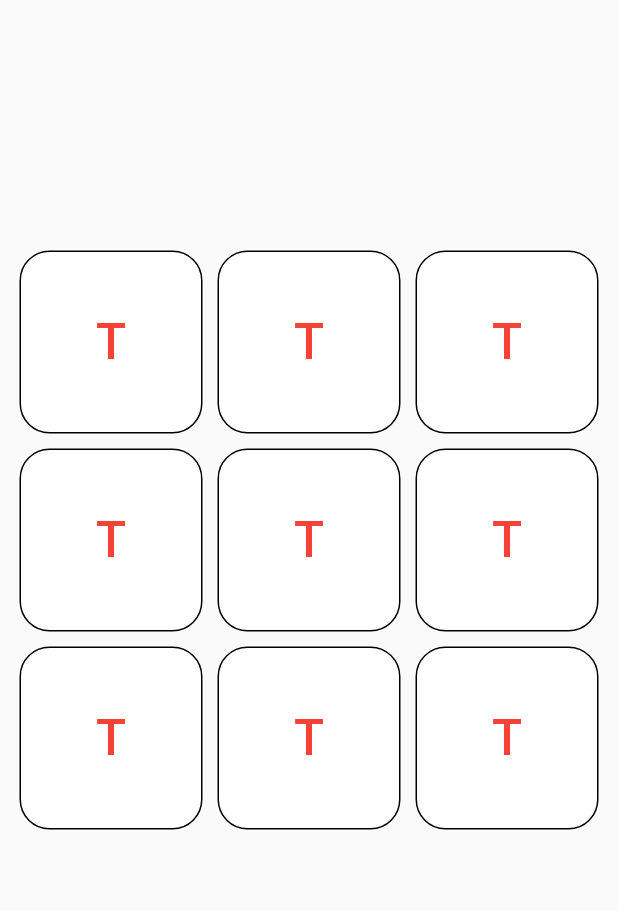
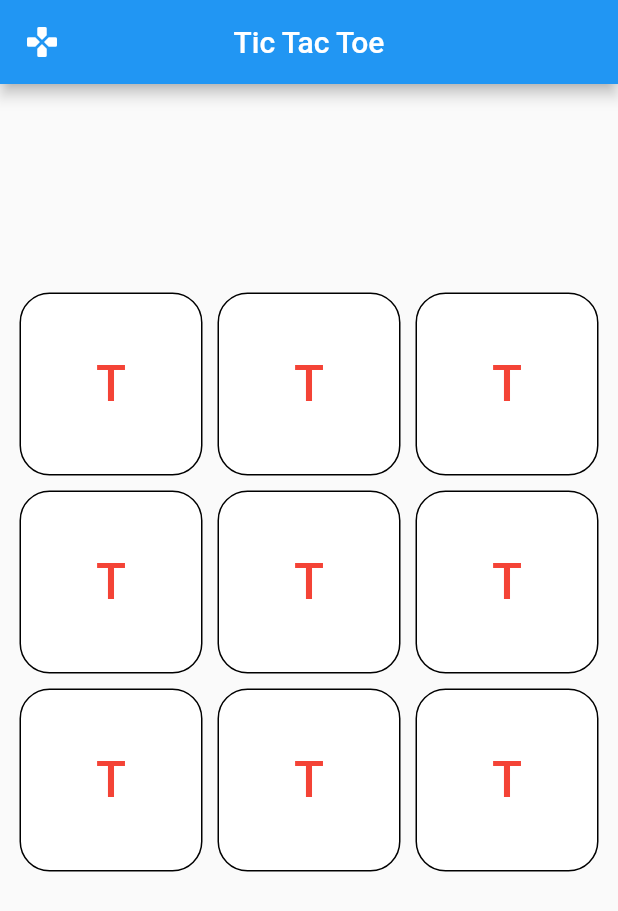
Before and after one commit to blackout358/TicTacToe, a Flutter app: the screen it shows after launch, on a phone screen of 412 x 824 dp. Shown: the top 911 px of the screen. Run offline on Flutter 3.47's test engine with Material 2 defaults, Android fonts, the phone set to English and light mode, and no system bars.

Commit message:
add custom appbar widget

```diff
--- a/lib/main.dart
+++ b/lib/main.dart
@@ -1,5 +1,6 @@
 import 'package:flutter/material.dart';
 import 'package:tictactoe/screens/main_screen.dart';
+import 'package:tictactoe/widgets/appbar.dart';
 
 void main() {
   runApp(const MainApp());
@@ -10,9 +11,10 @@ class MainApp extends StatelessWidget {
 
   @override
   Widget build(BuildContext context) {
-    return const MaterialApp(
+    return MaterialApp(
       debugShowCheckedModeBanner: false,
       home: Scaffold(
+        appBar: CustomAppBar(),
         body: MainScreen(),
       ),
     );
--- /dev/null
+++ b/lib/widgets/appbar.dart
@@ -0,0 +1,24 @@
+import 'package:flutter/material.dart';
+
+class CustomAppBar extends StatefulWidget implements PreferredSizeWidget {
+  CustomAppBar({Key? key})
+      : preferredSize = Size.fromHeight(kToolbarHeight),
+        super(key: key);
+
+  @override
+  final Size preferredSize; // default is 56.0
+
+  @override
+  _CustomAppBarState createState() => _CustomAppBarState();
+}
+
+class _CustomAppBarState extends State<CustomAppBar> {
+  @override
+  Widget build(BuildContext context) {
+    return AppBar(
+      leading: Icon(Icons.gamepad_rounded),
+      title: const Text("Tic Tac Toe"),
+      centerTitle: true,
+    );
+  }
+}
```
